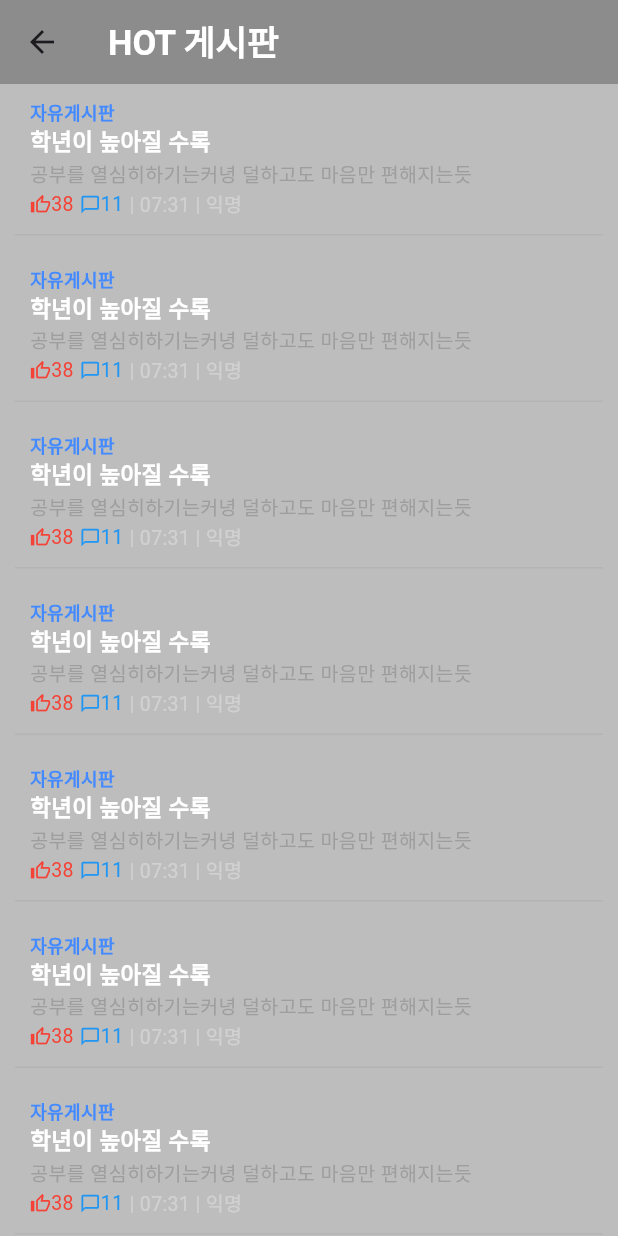
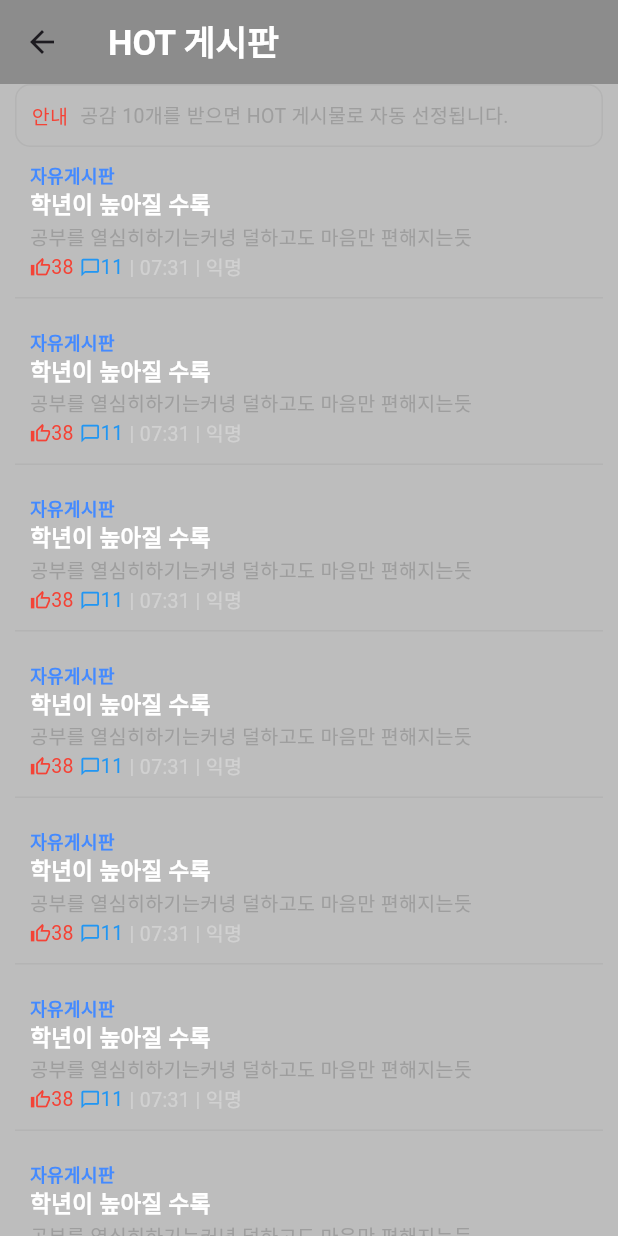
Before and after one commit to BaconTomatoDeluxe/everytime_clone_flutter, a Flutter app: the HotPost screen opened directly, on a phone screen of 412 x 824 dp. Run offline on Flutter 3.47's test engine with Material 2 defaults, Android fonts, the phone set to English and light mode, and no system bars.

Commit message:
fix: HOT post announcement

```diff
--- a/lib/screens/hotpost.dart
+++ b/lib/screens/hotpost.dart
@@ -3,6 +3,7 @@ import 'package:flutter/material.dart';
 import 'package:provider/provider.dart';
 
 import '../widgets/common/block_frame.dart';
+
 //참고 https://velog.io/@tygerhwang/FLUTTER-무한-스크롤-만들기
 
 class HotPost extends StatelessWidget {
@@ -36,7 +37,7 @@ class HotPost extends StatelessWidget {
                       itemBuilder: (context, index) {
                         return Column(
                           children: [
-                          value.items[index],
+                            SizedBox(child: value.items[index]),
                             if (value.isMore &&
                                 value.currentIndex == index + 1) ...[
                               const Padding(
@@ -48,25 +49,9 @@ class HotPost extends StatelessWidget {
                             ]
                           ],
                         );
-                    }),
-              ));
+                      })));
         }));
   }
 }
 
-// const BlockFrame(
-// child: Row(
-// children: [
-// Text(
-// '안내',
-// style: TextStyle(color: Colors.red, fontSize: 13),
-// ),
-// SizedBox(
-// width: 8,
-// ),
-// Text(
-// '공감 10개를 받으면 HOT 게시물로 자동 선정됩니다.',
-// style: TextStyle(color: Colors.grey, fontSize: 13),
-// )
-// ],
-// )),
+// 애초에 무한 스크롤 패키지가 있다고 하네요
--- a/lib/widgets/listpage/infinity_scroll_provider.dart
+++ b/lib/widgets/listpage/infinity_scroll_provider.dart
@@ -1,16 +1,34 @@
 import 'package:everytime_clone/widgets/listpage/post_preview.dart';
 import 'package:flutter/material.dart';
 
+import '../common/block_frame.dart';
+
 class InfinityScrollProvider extends ChangeNotifier {
-  List<Widget> items = [];
-  int currentIndex = 0;
+  List<Widget> items = [
+    const BlockFrame(
+      child: Row(
+        children: [
+          Text(
+            '안내',
+            style: TextStyle(color: Colors.red, fontSize: 13),
+          ),
+          SizedBox(width: 8),
+          Text(
+            '공감 10개를 받으면 HOT 게시물로 자동 선정됩니다.',
+            style: TextStyle(color: Colors.grey, fontSize: 13),
+          )
+        ],
+      ),
+    ),
+  ];
+  int currentIndex = 1;
   bool isMore = false;
 
   Future<void> started() async {
-    for (int i = 0; i < 20; i++) {
+    for (int i = 1; i < 21; i++) {
       items.add(PostPreview());
     }
-    currentIndex = 20;
+    currentIndex = 21;
   }
 
   Future<void> _addItem() async {
```
Also changed, not shown: lib/screens/listpage.dart (+7 -6 lines), lib/widgets/listpage/listbox.dart (+3 -9 lines). Lines whose indentation alone changed are shown as unchanged.
